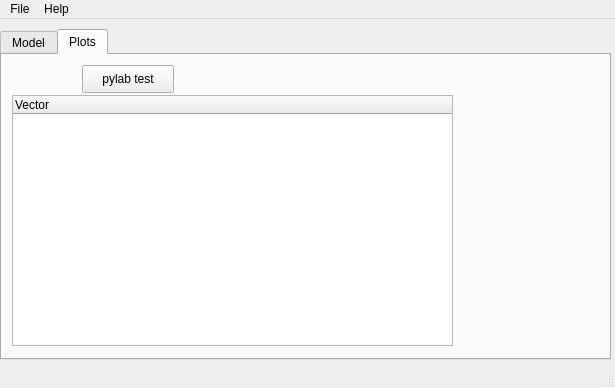
Before: the Qt Designer form neuronvisio/neuronvisio.ui in mattions/neuronvisio, drawn with Qt 5.
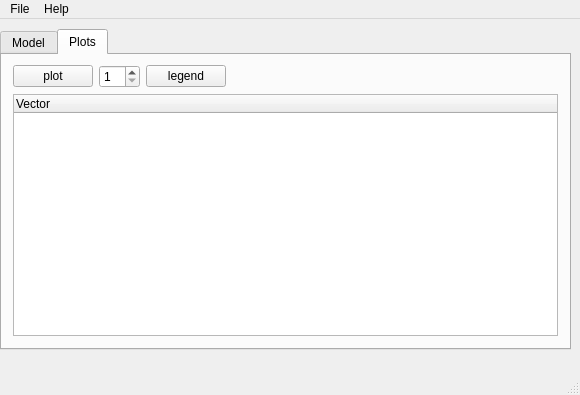
After: the same form once the commit is applied. The open tabs and pages were chosen to show the change. Custom widgets are drawn as their Qt base class.

Commit message: Plotting of the deisered vector works as expected

```diff
--- a/neuronvisio/neuronvisio.ui
+++ b/neuronvisio/neuronvisio.ui
@@ -6,8 +6,8 @@
    <rect>
     <x>0</x>
     <y>0</y>
-    <width>615</width>
-    <height>388</height>
+    <width>580</width>
+    <height>395</height>
    </rect>
   </property>
   <property name="windowTitle">
@@ -19,8 +19,8 @@
      <rect>
       <x>0</x>
       <y>10</y>
-      <width>611</width>
-      <height>331</height>
+      <width>571</width>
+      <height>321</height>
      </rect>
     </property>
     <property name="currentIndex">
@@ -304,27 +304,64 @@
      <attribute name="title">
       <string>Plots</string>
      </attribute>
-     <widget class="QPushButton" name="pylab_test">
+     <widget class="QWidget" name="">
       <property name="geometry">
        <rect>
-        <x>80</x>
+        <x>11</x>
         <y>10</y>
-        <width>92</width>
-        <height>28</height>
+        <width>545</width>
+        <height>271</height>
        </rect>
       </property>
+      <layout class="QVBoxLayout" name="verticalLayout_2">
+       <item>
+        <layout class="QHBoxLayout" name="horizontalLayout_2">
+         <item>
+          <widget class="QPushButton" name="plot_vector_btn">
       <property name="text">
-       <string>pylab test</string>
-      </property>
-     </widget>
+            <string>plot</string>
+           </property>
+          </widget>
+         </item>
+         <item>
+          <widget class="QSpinBox" name="fig_num_spinBox">
+           <property name="minimum">
+            <number>1</number>
+           </property>
+          </widget>
+         </item>
+         <item>
+          <widget class="QPushButton" name="legend">
+           <property name="text">
+            <string>legend</string>
+           </property>
+           <property name="checkable">
+            <bool>true</bool>
+           </property>
+          </widget>
+         </item>
+         <item>
+          <spacer name="horizontalSpacer">
+           <property name="orientation">
+            <enum>Qt::Horizontal</enum>
+           </property>
+           <property name="sizeHint" stdset="0">
+            <size>
+             <width>298</width>
+             <height>20</height>
+            </size>
+           </property>
+          </spacer>
+         </item>
+        </layout>
+       </item>
+       <item>
      <widget class="QTreeWidget" name="treeWidget">
-      <property name="geometry">
-       <rect>
-        <x>10</x>
-        <y>40</y>
-        <width>441</width>
-        <height>251</height>
-       </rect>
+         <property name="alternatingRowColors">
+          <bool>true</bool>
+         </property>
+         <property name="selectionMode">
+          <enum>QAbstractItemView::MultiSelection</enum>
       </property>
       <property name="columnCount">
        <number>1</number>
@@ -335,6 +372,9 @@
        </property>
       </column>
      </widget>
+       </item>
+      </layout>
+     </widget>
     </widget>
    </widget>
   </widget>
@@ -344,7 +384,7 @@
     <rect>
      <x>0</x>
      <y>0</y>
-     <width>615</width>
+     <width>580</width>
      <height>25</height>
     </rect>
    </property>
```
Left out of the diff: 4 changed lines with no effect on the pictures. Lines whose indentation alone changed are shown as unchanged. The commit also changes 2 other files.
